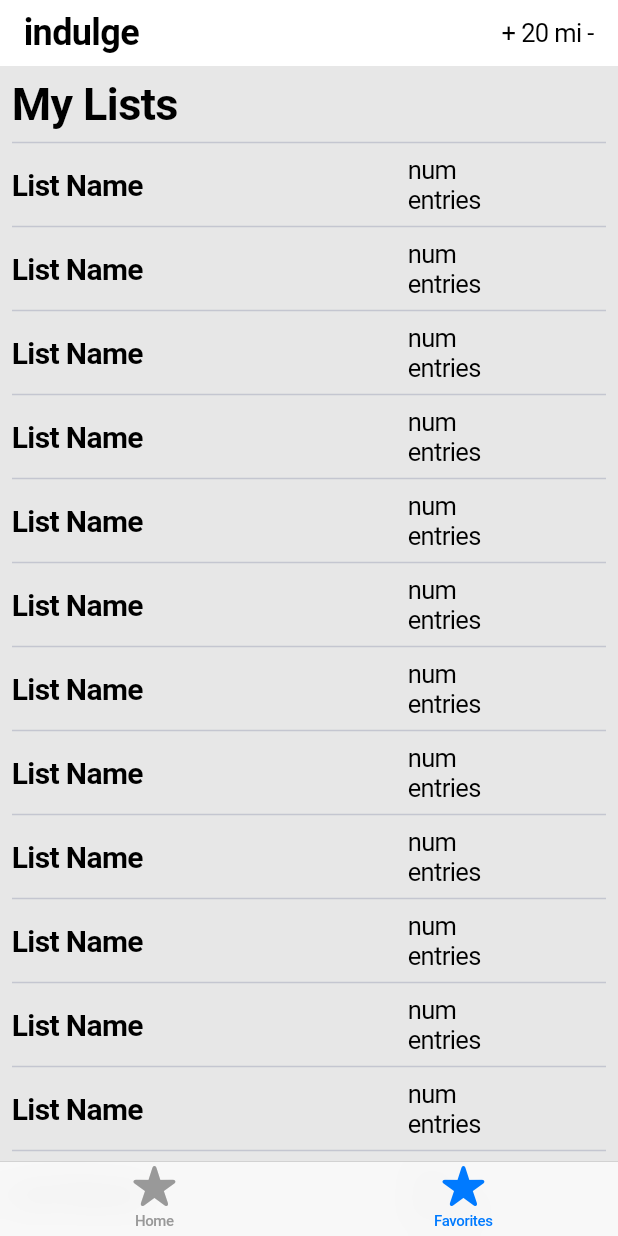
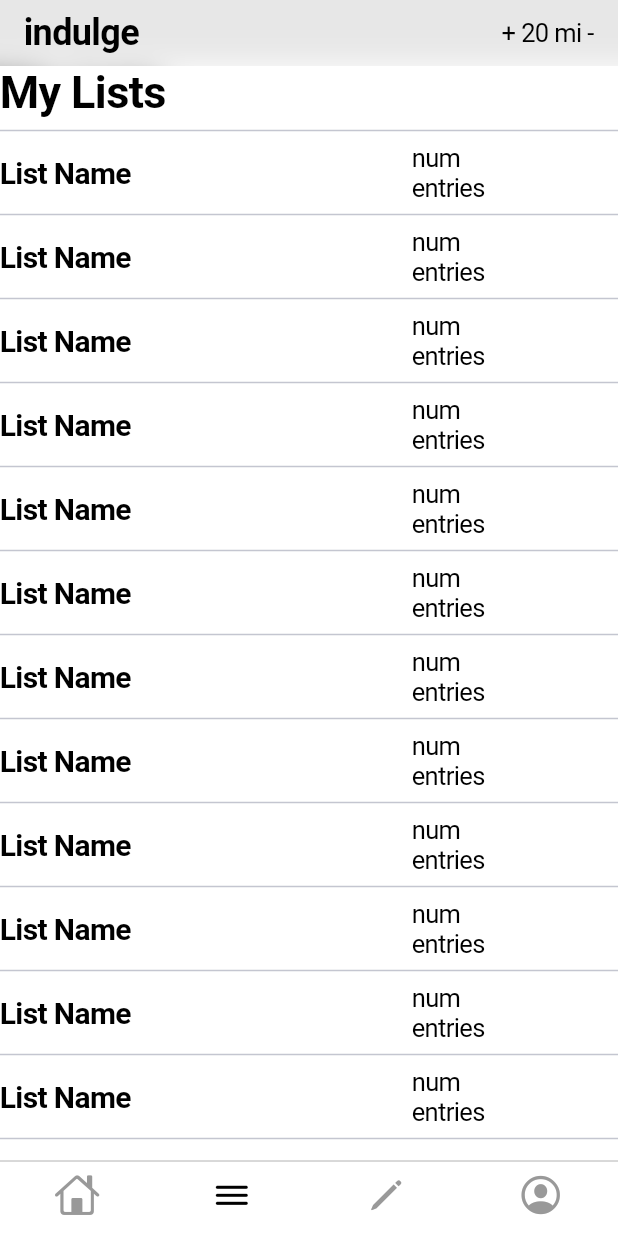
Before and after one commit to snwilson1234/indulge, a Flutter app: the screen it shows after launch, item 2 of the bottom bar chosen, on a phone screen of 412 x 824 dp. Run offline on Flutter 3.47's test engine with Material 3 defaults, Android fonts, the phone set to English and light mode, and no system bars.

Commit message:
added working navigation and routes for bottom navigation bar

```diff
--- a/lib/lists/views/user_lists_view.dart
+++ b/lib/lists/views/user_lists_view.dart
@@ -14,13 +14,14 @@ class _DefaultState extends State<UserListsView> {
 
   @override
   void initState() {
-    // TODO: implement initState
     super.initState();
   }
 
   @override
   Widget build(BuildContext context) {
-    return Column(
+    return Container(
+      color: CupertinoColors.white,
+      child: Column(
         crossAxisAlignment: CrossAxisAlignment.start,
         mainAxisAlignment: MainAxisAlignment.center,
         children: <Widget>[
@@ -49,6 +50,7 @@ class _DefaultState extends State<UserListsView> {
             ),
           )
         ],
+      ),
     );
   }
 
--- a/lib/main.dart
+++ b/lib/main.dart
@@ -1,6 +1,6 @@
 import 'package:flutter/cupertino.dart';
-// import 'package:flutter/material.dart';
-import 'package:indulge/lists/views/user_lists_view.dart';
+import 'package:indulge/routing/router.dart' as local_router;
+import 'package:indulge/routing/routes.dart';
 
 void main() {
   runApp(const MainApp());
@@ -13,22 +13,33 @@ class MainApp extends StatelessWidget {
   Widget build(BuildContext context) {
     return CupertinoApp(
       home: CupertinoTabScaffold(
+        backgroundColor: CupertinoColors.white,
         tabBar: CupertinoTabBar(
+          backgroundColor: CupertinoColors.white,
+          activeColor: CupertinoColors.black,
+          inactiveColor: CupertinoColors.inactiveGray,
           items: const <BottomNavigationBarItem>[
             BottomNavigationBarItem(
-              icon: Icon(CupertinoIcons.star_fill),
-              label: 'Home',
+              icon: Icon(CupertinoIcons.home),
             ),
             BottomNavigationBarItem(
-              icon: Icon(CupertinoIcons.star_fill),
-              label: 'Favorites',
+              icon: Icon(CupertinoIcons.bars),
+            ),
+            BottomNavigationBarItem(
+              icon: Icon(CupertinoIcons.pencil),
+            ),
+            BottomNavigationBarItem(
+              icon: Icon(CupertinoIcons.profile_circled),
             ),
           ],
         ),
         tabBuilder: (BuildContext context, int index) {
+          return CupertinoTabView(
+            builder: (BuildContext context) {
               return CupertinoPageScaffold(
+                backgroundColor: CupertinoColors.transparent,
                 navigationBar: const CupertinoNavigationBar(
-              backgroundColor: Color.fromARGB(255, 255, 255, 255),
+                  backgroundColor: CupertinoColors.white,
                   leading: Column(
                     crossAxisAlignment: CrossAxisAlignment.center,
                     mainAxisAlignment: MainAxisAlignment.center,
@@ -45,132 +56,28 @@ class MainApp extends StatelessWidget {
                   //just text for now
                   trailing: Text("+ 20 mi -"),
                 ),
-            child: CupertinoTabView(
-              builder: (BuildContext context) {
-                return Center(
-                  child: Center(
-                    child: Container(
-                      padding: EdgeInsets.all(8.0),
-                      child: UserListsView(),
-                    ),
-                  ),
+                child: Navigator(
+                  onGenerateRoute: (RouteSettings settings) {
+                    switch (index) {
+                      case 0:
+                        return local_router.Router.generateRoute(const RouteSettings(name: homeRoute));
+                      case 1:
+                        return local_router.Router.generateRoute(const RouteSettings(name: listRoute));
+                      case 2:
+                        return local_router.Router.generateRoute(const RouteSettings(name: reviewRoute));
+                      case 3:
+                        return local_router.Router.generateRoute(const RouteSettings(name: profileRoute));
+                      default:
+                        // default to home if invalid tab index
+                        return local_router.Router.generateRoute(const RouteSettings(name: homeRoute));
+                    }
+                  },
+                )
+              );
+            },
           );
         },
       )
     );
-        },
-      ),
-    );
   }
 }
-
-// class Login extends StatelessWidget {
-//   const Login({super.key});
-
-//   @override
-//   Widget build(BuildContext context) {
-//     return Scaffold(
-//       body: Center(
-//         child: Column(
-//           mainAxisAlignment: MainAxisAlignment.center,
-//           children: [
-//             const Expanded(
-//               flex: 1,
-//               child: Text("Login")
-//             ),
-//             const Expanded(
-//               flex: 2,
-//               child: LoginForm(),
-//             ),
-//             Expanded(
-//               flex: 1,
-//               child: Column(
-//                 children: [
-//                   const Text("Don't have an account with us? Sign up below."),
-//                   OutlinedButton(
-//                     onPressed: () {
-//                       print("pressed Sign Up");
-//                     },
-//                     child: const Text("Sign Up")
-//                   ),
-//                 ],
-//               )
-//             ),
-//           ],
-//       ),
-//       )
-//     );
-//   }
-// }
-
-// class LoginForm extends StatefulWidget {
-//   const LoginForm({super.key});
-
-//   @override
-//   LoginFormState createState() {
-//     return LoginFormState();
-//   }
-// }
-
-// class LoginFormState extends State<LoginForm> {
-//   // global key that uniquely identifies the Form widget
-//   // and allows validation
-//   final _formKey = GlobalKey<FormState>();
-
-//   @override
-//   Widget build(BuildContext context) {
-//     return Form(
-//       key: _formKey,
-//       child: Center(
-//         child: Column(
-//           mainAxisAlignment: MainAxisAlignment.spaceEvenly,
-//           children: [
-//             // USERNAME FIELD
-//             ConstrainedBox(
-//               constraints: BoxConstraints.loose(
-//                 const Size(300, 50)
-//               ),
-//               child: TextFormField(
-//                 decoration: const InputDecoration(
-//                 icon: Icon(Icons.person),
-//                 hintText: 'Enter your username here.',
-//                 labelText: 'Username *',
-
-//               ),
-//                 validator: (String? value) {
-//                   return (value != null) ? 'Required field' : null;
-//                 }
-//               ),
-//             ),
-//             // PASSWORD FIELD
-//             ConstrainedBox(
-//               constraints: BoxConstraints.loose(
-//                 const Size(300, 50)
-//               ),
-//               child: TextFormField(
-//                   obscureText: true,
-//                   decoration: const InputDecoration(
-//                     icon: Icon(Icons.person),
-//                     hintText: 'Enter your password here.',
-//                     labelText: 'Password *',
-//                   ),
-//                   validator: (String? value) {
-//                     return (value != null) ? 'Required field' : null;
-//                   }
-//               ),
-//             ),
-//             OutlinedButton(
-//               style: OutlinedButton.styleFrom(
-//                 textStyle: const TextStyle(fontSize: 20)
-//               ),
-//               onPressed: () {
-//                 print("pressed login");
-//               },
-//               child: Text("Login")
-//             ),
-//           ],
-//         ),
-//       ),
-//     );
-//   }
-// }
--- /dev/null
+++ b/lib/routing/router.dart
@@ -0,0 +1,32 @@
+
+import 'package:flutter/cupertino.dart';
+import 'package:indulge/lists/views/user_lists_view.dart';
+import '../main.dart';
+
+import 'routes.dart';
+
+class Router {
+
+  static Route<dynamic> generateRoute(RouteSettings settings) {
+    switch (settings.name) {
+      // Add views that correspond to each route listed in routes.dart
+      // Surround your view with Container with a color: CupertinoColors.white to get
+      // rid of the gray "overlay" on each page.
+      case homeRoute:
+        return CupertinoPageRoute(builder: (_) => const Text("PLACE HOMEVIEW HERE"));
+      case listRoute:
+        // var data = settings.arguments as String;
+        return CupertinoPageRoute(builder: (_) => const UserListsView());
+      case reviewRoute:
+        return CupertinoPageRoute(builder: (_) => const Text("PLACE REVIEWS VIEW HERE"));
+      case profileRoute:
+        return CupertinoPageRoute(builder: (_) => const Text("PLACE PROFILE VIEW HERE"));
+      default:
+        return CupertinoPageRoute(
+            builder: (_) => CupertinoPageScaffold(
+              child: Center(
+                  child: Text('No route defined for ${settings.name}')),
+            ));
+    }
+  }
+}
--- /dev/null
+++ b/lib/routing/routes.dart
@@ -0,0 +1,5 @@
+// add any new routes needed to this file
+const String homeRoute = '/';
+const String listRoute = '/lists';
+const String reviewRoute = '/reviews';
+const String profileRoute = '/profile';
--- a/pubspec.yaml
+++ b/pubspec.yaml
@@ -9,6 +9,7 @@ environment:
 dependencies:
   flutter:
     sdk: flutter
+  cupertino_icons: ^1.0.8
 
 dev_dependencies:
   flutter_test:
```
Lines whose indentation alone changed are shown as unchanged.
